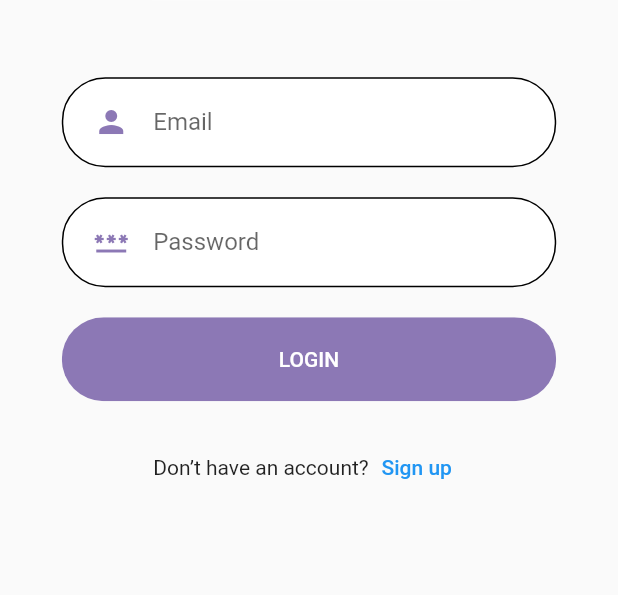
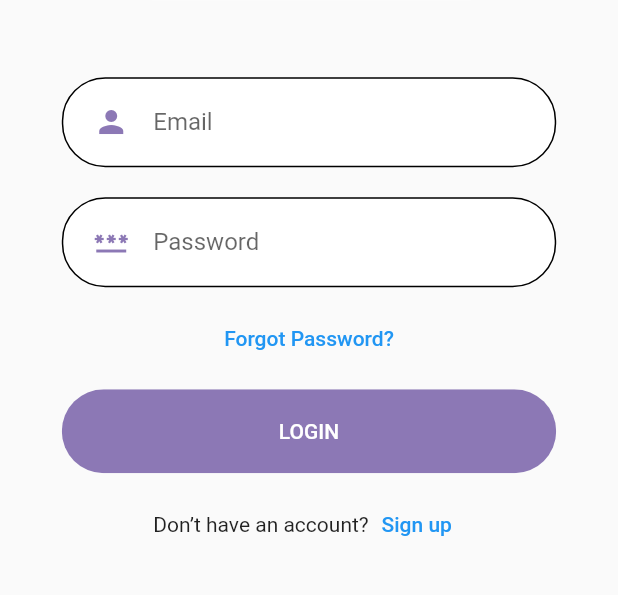
Before and after one commit to vocascan/vocascan-mobile, a Flutter app: the screen it shows after launch, on a phone screen of 412 x 824 dp, the part 494-1089 px from its top. Run offline on Flutter 3.47's test engine with Material 2 defaults, Android fonts, the phone set to English and light mode, and no system bars; our stand-ins replace flutter_svg.

Commit message:
forgot password added

```diff
--- a/lib/pages/auth/login_page.dart
+++ b/lib/pages/auth/login_page.dart
@@ -4,6 +4,7 @@ import 'package:flutter/widgets.dart';
 import 'package:flutter_svg/flutter_svg.dart';
 import 'package:vocascan_mobile/pages/widgets/rounded_button.dart';
 import 'package:vocascan_mobile/pages/widgets/rounded_input_field.dart';
+import 'package:vocascan_mobile/pages/widgets/text_field_container.dart';
 
 class LoginPage extends StatefulWidget {
   @override
@@ -34,9 +35,12 @@ class _LoginPageSate extends State<LoginPage> {
             obscureText: true,
             icon: Icons.password,
           ),
-          RoundedButton(text: 'LOGIN', press: () {}),
+          Container(child: TextButton(onPressed: () {  },
+                child: Text("Forgot Password?"),)),
+          RoundedButton(text: 'LOGIN', press: () {
+
+          }),
           Container(
-              margin: EdgeInsets.symmetric(vertical: 10),
               child: Row(
                 mainAxisAlignment: MainAxisAlignment.center,
                 children: <Widget>[
```
